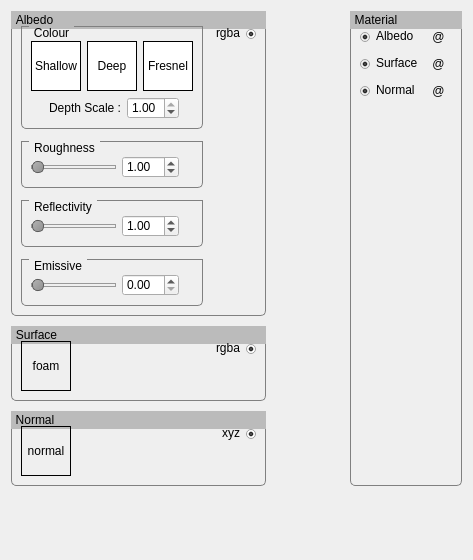
This is src/plugins/ocean/materialwidget.ui in pniekamp/datum-studio as Qt 5 draws it before an edit. The edited form follows.
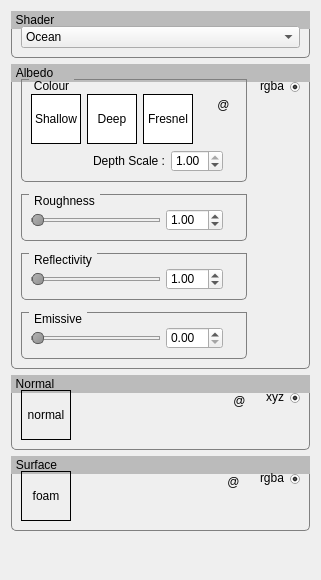
This is the edited form. Icons and pictures are not drawn. Custom widgets are drawn as their Qt base class.

Commit message: material normal scale

What changed in the file:
```diff
--- a/src/plugins/ocean/materialwidget.ui
+++ b/src/plugins/ocean/materialwidget.ui
@@ -6,8 +6,8 @@
    <rect>
     <x>0</x>
     <y>0</y>
-    <width>472</width>
-    <height>560</height>
+    <width>321</width>
+    <height>580</height>
    </rect>
   </property>
   <property name="windowTitle">
@@ -64,17 +64,35 @@
     top: 1;
 }</string>
   </property>
-  <layout class="QVBoxLayout" name="verticalLayout_4">
+  <layout class="QVBoxLayout" name="verticalLayout_4" stretch="0,0,0,0,1">
    <item>
-    <layout class="QHBoxLayout" name="horizontalLayout_4">
+    <widget class="QGroupBox" name="Shader">
+     <property name="title">
+      <string>Shader</string>
+     </property>
+     <layout class="QHBoxLayout" name="horizontalLayout_17" stretch="1">
      <property name="spacing">
-      <number>2</number>
-     </property>
+       <number>12</number>
+      </property>
+      <property name="topMargin">
+       <number>14</number>
+      </property>
      <item>
-      <layout class="QVBoxLayout" name="verticalLayout">
-       <property name="spacing">
-        <number>10</number>
-       </property>
+       <layout class="QVBoxLayout" name="verticalLayout_16">
+        <item>
+         <widget class="QComboBox" name="ShaderList">
+          <item>
+           <property name="text">
+            <string>Ocean</string>
+           </property>
+          </item>
+         </widget>
+        </item>
+       </layout>
+      </item>
+     </layout>
+    </widget>
+   </item>
        <item>
         <widget class="QGroupBox" name="Albedo">
          <property name="title">
@@ -201,6 +219,37 @@
                    </property>
                   </spacer>
                  </item>
+             <item>
+              <layout class="QVBoxLayout" name="verticalLayout_10">
+               <item>
+                <widget class="QToolButton" name="ResetAlbedo">
+                 <property name="text">
+                  <string>@</string>
+                 </property>
+                 <property name="icon">
+                  <iconset resource="../material/materialplugin.qrc">
+                   <normaloff>:/materialplugin/reset.png</normaloff>:/materialplugin/reset.png</iconset>
+                 </property>
+                 <property name="autoRaise">
+                  <bool>true</bool>
+                 </property>
+                </widget>
+               </item>
+               <item>
+                <spacer name="verticalSpacer">
+                 <property name="orientation">
+                  <enum>Qt::Vertical</enum>
+                 </property>
+                 <property name="sizeHint" stdset="0">
+                  <size>
+                   <width>20</width>
+                   <height>0</height>
+                  </size>
+                 </property>
+                </spacer>
+               </item>
+              </layout>
+             </item>
                 </layout>
                </item>
                <item>
@@ -507,109 +556,6 @@
          </layout>
         </widget>
        </item>
-       <item>
-        <widget class="QGroupBox" name="Surface">
-         <property name="title">
-          <string>Surface</string>
-         </property>
-         <layout class="QHBoxLayout" name="horizontalLayout_8" stretch="1,0">
-          <property name="spacing">
-           <number>12</number>
-          </property>
-          <property name="topMargin">
-           <number>14</number>
-          </property>
-          <item>
-           <layout class="QVBoxLayout" name="verticalLayout_5">
-            <item>
-             <layout class="QHBoxLayout" name="horizontalLayout_9">
-              <item>
-               <widget class="DropLabel" name="SurfaceMap">
-                <property name="minimumSize">
-                 <size>
-                  <width>50</width>
-                  <height>50</height>
-                 </size>
-                </property>
-                <property name="maximumSize">
-                 <size>
-                  <width>50</width>
-                  <height>16777215</height>
-                 </size>
-                </property>
-                <property name="acceptDrops">
-                 <bool>true</bool>
-                </property>
-                <property name="frameShape">
-                 <enum>QFrame::Box</enum>
-                </property>
-                <property name="text">
-                 <string>foam</string>
-                </property>
-                <property name="alignment">
-                 <set>Qt::AlignCenter</set>
-                </property>
-               </widget>
-              </item>
-              <item>
-               <spacer name="horizontalSpacer_3">
-                <property name="orientation">
-                 <enum>Qt::Horizontal</enum>
-                </property>
-                <property name="sizeHint" stdset="0">
-                 <size>
-                  <width>40</width>
-                  <height>20</height>
-                 </size>
-                </property>
-               </spacer>
-              </item>
-             </layout>
-            </item>
-           </layout>
-          </item>
-          <item>
-           <layout class="QVBoxLayout" name="verticalLayout_7">
-            <property name="spacing">
-             <number>0</number>
-            </property>
-            <item>
-             <widget class="QRadioButton" name="SurfaceOutput">
-              <property name="sizePolicy">
-               <sizepolicy hsizetype="Expanding" vsizetype="Fixed">
-                <horstretch>0</horstretch>
-                <verstretch>0</verstretch>
-               </sizepolicy>
-              </property>
-              <property name="layoutDirection">
-               <enum>Qt::RightToLeft</enum>
-              </property>
-              <property name="text">
-               <string>rgba</string>
-              </property>
-              <property name="checked">
-               <bool>true</bool>
-              </property>
-             </widget>
-            </item>
-            <item>
-             <spacer name="verticalSpacer_7">
-              <property name="orientation">
-               <enum>Qt::Vertical</enum>
-              </property>
-              <property name="sizeHint" stdset="0">
-               <size>
-                <width>20</width>
-                <height>1</height>
-               </size>
-              </property>
-             </spacer>
-            </item>
-           </layout>
-          </item>
-         </layout>
-        </widget>
-       </item>
        <item>
         <widget class="QGroupBox" name="Normal">
          <property name="title">
@@ -667,6 +613,37 @@
                 </property>
                </spacer>
               </item>
+          <item>
+           <layout class="QVBoxLayout" name="verticalLayout_12">
+            <item>
+             <widget class="QToolButton" name="ResetNormal">
+              <property name="text">
+               <string>@</string>
+              </property>
+              <property name="icon">
+               <iconset resource="../material/materialplugin.qrc">
+                <normaloff>:/materialplugin/reset.png</normaloff>:/materialplugin/reset.png</iconset>
+              </property>
+              <property name="autoRaise">
+               <bool>true</bool>
+              </property>
+             </widget>
+            </item>
+            <item>
+             <spacer name="verticalSpacer_4">
+              <property name="orientation">
+               <enum>Qt::Vertical</enum>
+              </property>
+              <property name="sizeHint" stdset="0">
+               <size>
+                <width>20</width>
+                <height>0</height>
+               </size>
+              </property>
+             </spacer>
+            </item>
+           </layout>
+          </item>
              </layout>
             </item>
            </layout>
@@ -713,94 +690,66 @@
          </layout>
         </widget>
        </item>
-      </layout>
-     </item>
      <item>
-      <widget class="QWidget" name="Wiring" native="true">
-       <property name="minimumSize">
-        <size>
-         <width>80</width>
-         <height>0</height>
-        </size>
-       </property>
-      </widget>
-     </item>
-     <item>
-      <widget class="QGroupBox" name="Material">
+    <widget class="QGroupBox" name="Surface">
        <property name="title">
-        <string>Material</string>
-       </property>
-       <layout class="QGridLayout" name="gridLayout">
+      <string>Surface</string>
+     </property>
+     <layout class="QHBoxLayout" name="horizontalLayout_8" stretch="1,0">
+      <property name="spacing">
+       <number>12</number>
+      </property>
         <property name="topMargin">
          <number>14</number>
         </property>
-        <item row="1" column="0">
-         <widget class="QRadioButton" name="SurfaceInput">
-          <property name="enabled">
-           <bool>false</bool>
-          </property>
-          <property name="text">
-           <string>Surface</string>
-          </property>
-          <property name="checkable">
+      <item>
+       <layout class="QVBoxLayout" name="verticalLayout_5">
+        <item>
+         <layout class="QHBoxLayout" name="horizontalLayout_9">
+          <item>
+           <widget class="DropLabel" name="SurfaceMap">
+            <property name="minimumSize">
+             <size>
+              <width>50</width>
+              <height>50</height>
+             </size>
+            </property>
+            <property name="maximumSize">
+             <size>
+              <width>50</width>
+              <height>16777215</height>
+             </size>
+            </property>
+            <property name="acceptDrops">
            <bool>true</bool>
           </property>
-          <property name="checked">
-           <bool>true</bool>
-          </property>
-          <property name="autoExclusive">
-           <bool>false</bool>
-          </property>
-         </widget>
-        </item>
-        <item row="0" column="0">
-         <widget class="QRadioButton" name="AlbedoInput">
-          <property name="enabled">
-           <bool>false</bool>
-          </property>
+            <property name="frameShape">
+             <enum>QFrame::Box</enum>
+            </property>
           <property name="text">
-           <string>Albedo</string>
-          </property>
-          <property name="checkable">
-           <bool>true</bool>
-          </property>
-          <property name="checked">
-           <bool>true</bool>
-          </property>
-          <property name="autoExclusive">
-           <bool>false</bool>
-          </property>
-         </widget>
-        </item>
-        <item row="0" column="1">
-         <widget class="QToolButton" name="ResetAlbedo">
-          <property name="text">
-           <string>@</string>
-          </property>
-          <property name="icon">
-           <iconset resource="../material/materialplugin.qrc">
-            <normaloff>:/materialplugin/reset.png</normaloff>:/materialplugin/reset.png</iconset>
-          </property>
-          <property name="autoRaise">
-           <bool>true</bool>
-          </property>
-         </widget>
-        </item>
-        <item row="2" column="1">
-         <widget class="QToolButton" name="ResetNormal">
-          <property name="text">
-           <string>@</string>
-          </property>
-          <property name="icon">
-           <iconset resource="../material/materialplugin.qrc">
-            <normaloff>:/materialplugin/reset.png</normaloff>:/materialplugin/reset.png</iconset>
-          </property>
-          <property name="autoRaise">
-           <bool>true</bool>
-          </property>
-         </widget>
-        </item>
-        <item row="1" column="1">
+             <string>foam</string>
+            </property>
+            <property name="alignment">
+             <set>Qt::AlignCenter</set>
+            </property>
+           </widget>
+          </item>
+          <item>
+           <spacer name="horizontalSpacer_3">
+            <property name="orientation">
+             <enum>Qt::Horizontal</enum>
+            </property>
+            <property name="sizeHint" stdset="0">
+             <size>
+              <width>40</width>
+              <height>20</height>
+             </size>
+            </property>
+           </spacer>
+          </item>
+          <item>
+           <layout class="QVBoxLayout" name="verticalLayout_11">
+            <item>
          <widget class="QToolButton" name="ResetSurface">
           <property name="text">
            <string>@</string>
@@ -814,26 +763,68 @@
           </property>
          </widget>
         </item>
-        <item row="2" column="0">
-         <widget class="QRadioButton" name="NormalInput">
-          <property name="enabled">
-           <bool>false</bool>
+            <item>
+             <spacer name="verticalSpacer_2">
+              <property name="orientation">
+               <enum>Qt::Vertical</enum>
+              </property>
+              <property name="sizeHint" stdset="0">
+               <size>
+                <width>20</width>
+                <height>0</height>
+               </size>
+              </property>
+             </spacer>
+            </item>
+           </layout>
+          </item>
+         </layout>
+        </item>
+       </layout>
+      </item>
+      <item>
+       <layout class="QVBoxLayout" name="verticalLayout_7">
+        <property name="spacing">
+         <number>0</number>
+        </property>
+        <item>
+         <widget class="QRadioButton" name="SurfaceOutput">
+          <property name="sizePolicy">
+           <sizepolicy hsizetype="Expanding" vsizetype="Fixed">
+            <horstretch>0</horstretch>
+            <verstretch>0</verstretch>
+           </sizepolicy>
+          </property>
+          <property name="layoutDirection">
+           <enum>Qt::RightToLeft</enum>
           </property>
           <property name="text">
-           <string>Normal</string>
-          </property>
-          <property name="checkable">
-           <bool>true</bool>
+           <string>rgba</string>
           </property>
           <property name="checked">
            <bool>true</bool>
           </property>
-          <property name="autoExclusive">
-           <bool>false</bool>
+         </widget>
+        </item>
+        <item>
+         <spacer name="verticalSpacer_7">
+          <property name="orientation">
+           <enum>Qt::Vertical</enum>
           </property>
-         </widget>
-        </item>
-        <item row="3" column="0">
+          <property name="sizeHint" stdset="0">
+           <size>
+            <width>20</width>
+            <height>1</height>
+           </size>
+          </property>
+         </spacer>
+        </item>
+       </layout>
+      </item>
+     </layout>
+    </widget>
+   </item>
+   <item>
          <spacer name="verticalSpacer_3">
           <property name="orientation">
            <enum>Qt::Vertical</enum>
@@ -841,25 +832,7 @@
           <property name="sizeHint" stdset="0">
            <size>
             <width>20</width>
-            <height>40</height>
-           </size>
-          </property>
-         </spacer>
-        </item>
-       </layout>
-      </widget>
-     </item>
-    </layout>
-   </item>
-   <item>
-    <spacer name="verticalSpacer_5">
-     <property name="orientation">
-      <enum>Qt::Vertical</enum>
-     </property>
-     <property name="sizeHint" stdset="0">
-      <size>
-       <width>20</width>
-       <height>152</height>
+       <height>0</height>
       </size>
      </property>
     </spacer>
```
Lines whose indentation alone changed are shown as unchanged. The commit also changes 57 other files.
